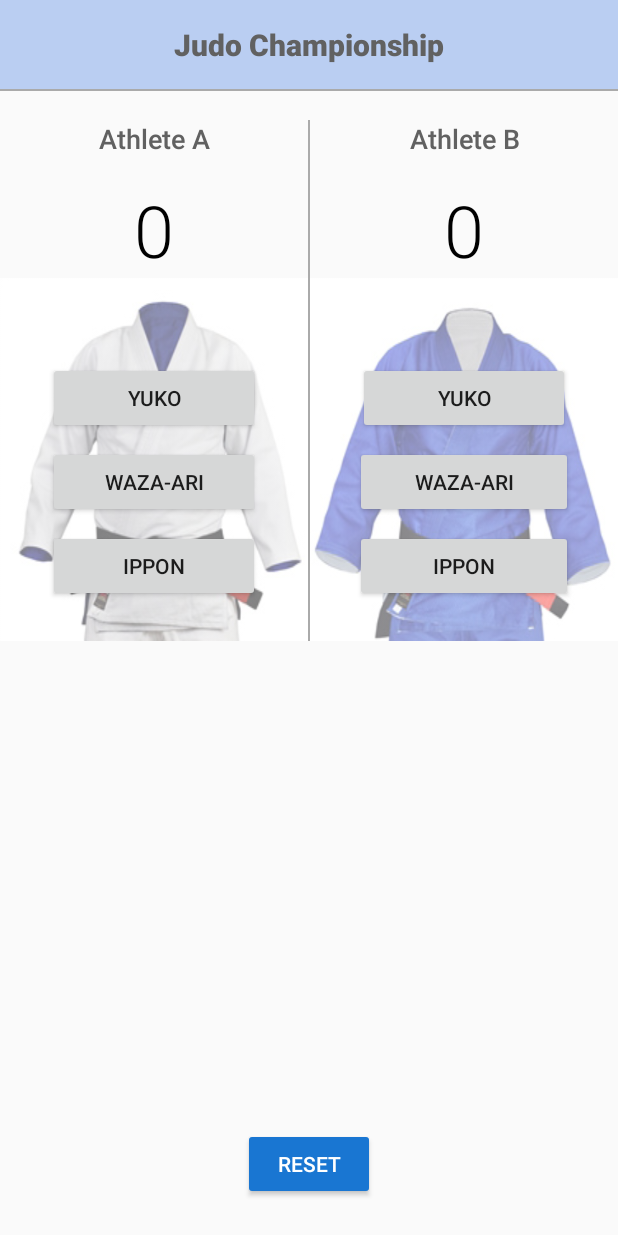
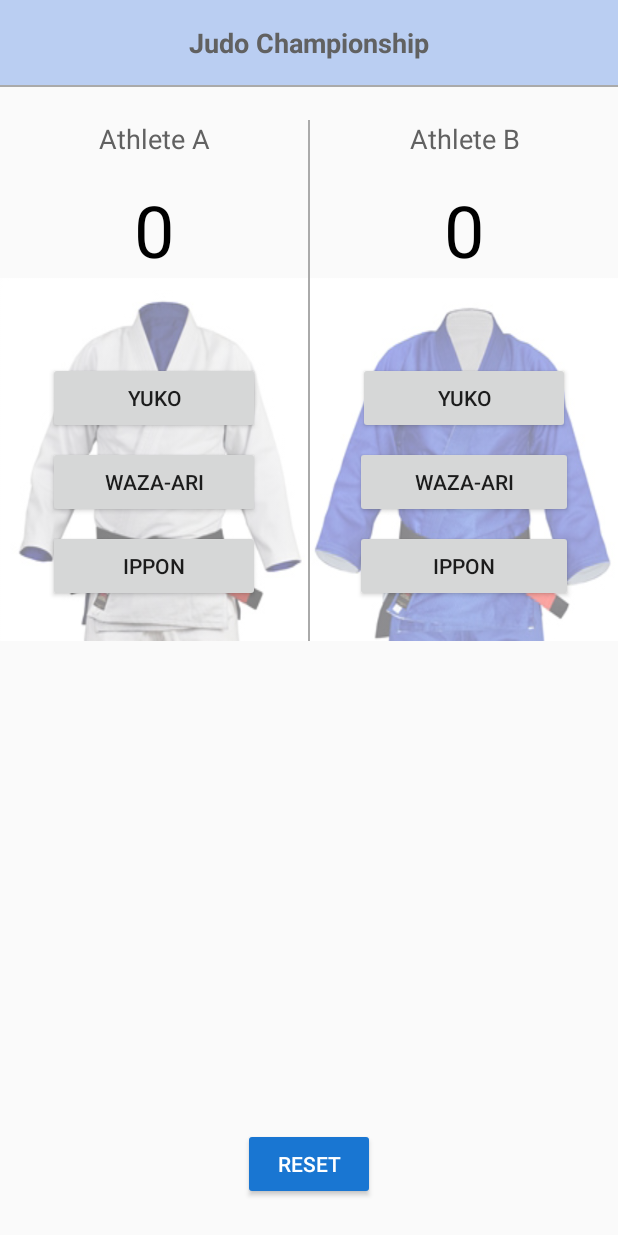
Before and after one commit to n13costas/ScoreKeeper, an Android app: the screen it shows after launch (MainActivity), on a phone screen of 412 x 824 dp. Run offline under Robolectric (Android 15) with nearby library versions, the phone set to English and light mode, and no system bars.

Commit message:
Cleaned and rebuild project

```diff
--- a/app/src/main/res/layout/activity_main.xml
+++ b/app/src/main/res/layout/activity_main.xml
@@ -13,12 +13,11 @@
         android:layout_width="match_parent"
         android:layout_height="wrap_content"
         android:background="#bacef2"
-        android:fontFamily="sans-serif-medium"
         android:gravity="center"
         android:padding="16dp"
         android:text="@string/header"
-        android:textColor="@color/colorText"
-        android:textSize="20sp"
+        android:textColor="@color/colorTextHeader"
+        android:textSize="@dimen/textHeader"
         android:textStyle="bold" />
 
     <View
@@ -46,10 +45,9 @@
                 android:layout_width="match_parent"
                 android:layout_height="wrap_content"
                 android:layout_marginTop="16dp"
-                android:fontFamily="sans-serif-medium"
                 android:gravity="center"
                 android:padding="16dp"
-                android:text="Athlete A"
+                android:text="@string/athlete_a"
                 android:textColor="#616161"
                 android:textSize="18sp" />
 
@@ -57,9 +55,8 @@
                 android:id="@+id/Athlete_a_score"
                 android:layout_width="match_parent"
                 android:layout_height="wrap_content"
-                android:fontFamily="sans-serif-light"
                 android:gravity="center"
-                android:text="0"
+                android:text="@string/zero"
                 android:textColor="#000000"
                 android:textSize="48sp" />
 
@@ -126,10 +123,9 @@
                 android:layout_width="match_parent"
                 android:layout_height="wrap_content"
                 android:layout_marginTop="16dp"
-                android:fontFamily="sans-serif-medium"
                 android:gravity="center"
                 android:padding="16dp"
-                android:text="Athlete B"
+                android:text="@string/athlete_b"
                 android:textColor="#616161"
                 android:textSize="18sp" />
 
@@ -137,9 +133,8 @@
                 android:id="@+id/Athlete_b_score"
                 android:layout_width="match_parent"
                 android:layout_height="wrap_content"
-                android:fontFamily="sans-serif-light"
                 android:gravity="center"
-                android:text="0"
+                android:text="@string/zero"
                 android:textColor="#000000"
                 android:textSize="48sp" />
 
@@ -150,7 +145,7 @@
                 android:backgroundTint="#80FFFFFF"
                 android:backgroundTintMode="src_over"
                 android:orientation="vertical"
-                android:padding="8dp"
+                android:padding="@dimen/spaceSmall"
                 >
 
             <Button
@@ -215,10 +210,10 @@
         android:layout_height="wrap_content"
         android:layout_alignParentBottom="true"
         android:layout_centerHorizontal="true"
-        android:layout_marginBottom="24dp"
+        android:layout_marginBottom="@dimen/spaceLarge"
         android:backgroundTint="@color/colorPrimaryDark"
         android:onClick="resetScore"
-        android:text="Reset"
-        android:textColor="#fff"/>
+        android:text="@string/reset_button"
+        android:textColor="@color/colorTextWhite" />
 
 </RelativeLayout>
--- a/app/src/main/res/values/colors.xml
+++ b/app/src/main/res/values/colors.xml
@@ -3,5 +3,7 @@
     <color name="colorPrimary">#2196f3</color>
     <color name="colorPrimaryDark">#1976d2</color>
     <color name="colorAccent">#9e9e9e</color>
-    <color name="colorText">#616161</color>
+    <color name="colorTextHeader">#616161</color>
+    <color name="colorTextBlack">#000000</color>
+    <color name="colorTextWhite">#ffffff</color>
 </resources>
--- /dev/null
+++ b/app/src/main/res/values/dimens.xml
@@ -0,0 +1,9 @@
+<?xml version="1.0" encoding="utf-8"?>
+<resources>
+    <dimen name="spaceZero">0dp</dimen>
+    <dimen name="spaceSmall">8dp</dimen>
+    <dimen name="spaceMedium">16dp</dimen>
+    <dimen name="spaceLarge">24dp</dimen>
+    <dimen name="textHeader">18sp</dimen>
+    <dimen name="textButton">24sp</dimen>
+</resources>
--- a/app/src/main/res/values/strings.xml
+++ b/app/src/main/res/values/strings.xml
@@ -1,6 +1,10 @@
 <resources>
     <string name="app_name">ScoreKeeper</string>
-    <string name="header">Judo Championship</string>v
+    <string name="header">Judo Championship</string>
+    <string name="athlete_a">Athlete A</string>
+    <string name="athlete_b">Athlete B</string>
+    <string name="zero">0</string>
+    <string name="reset_button">Reset</string>
     <string name="yuko">Yuko</string>
     <string name="wazaari">Waza-ari</string>
     <string name="ippon">Ippon</string>
```
